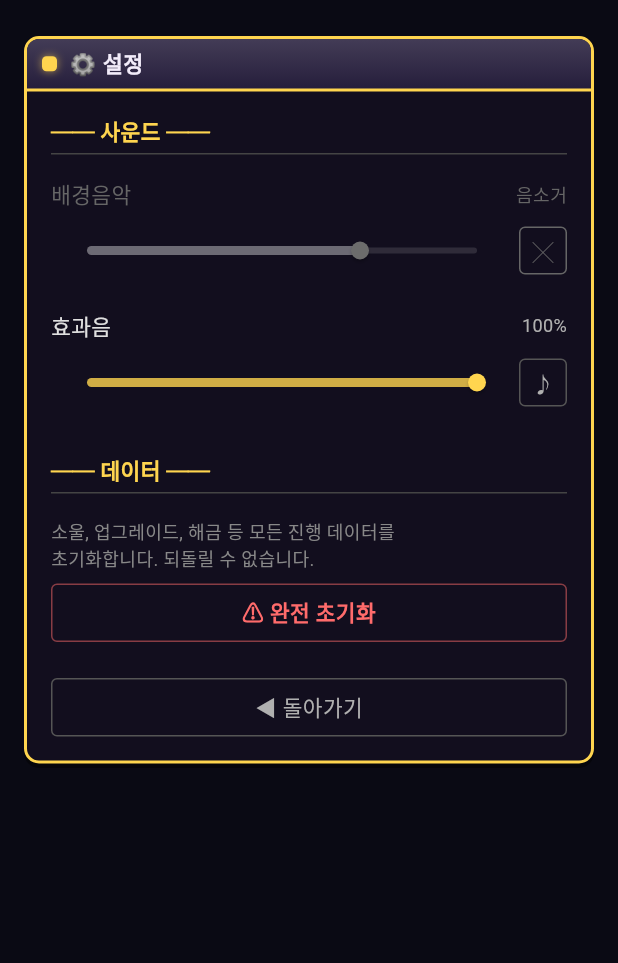
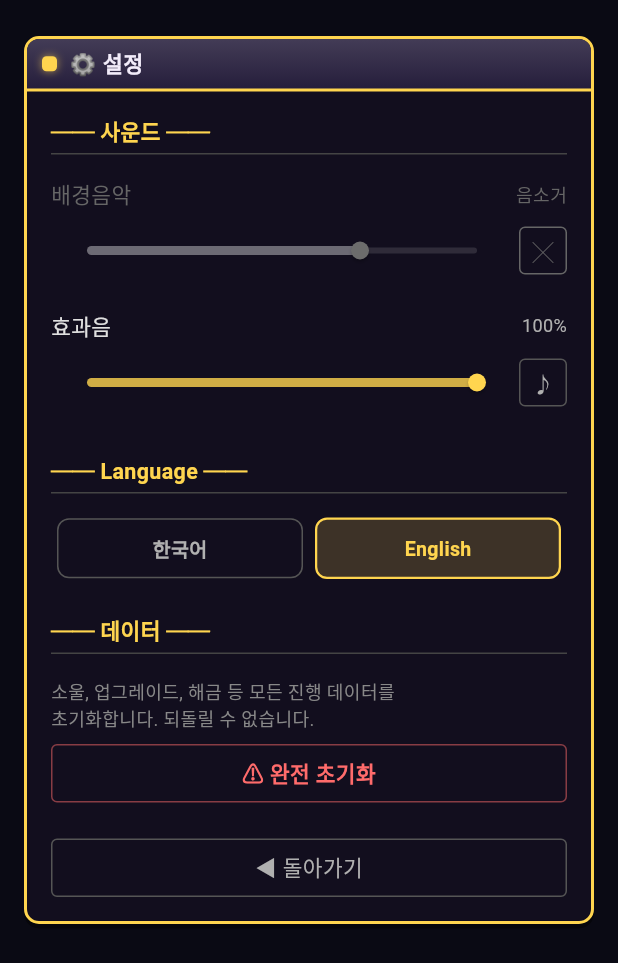
Before and after one commit to dongmin1213/beastbound, a Flutter app: the SettingsScreen screen opened by its route, after a tap on an icon or button, on a phone screen of 412 x 824 dp. Shown: the top 963 px of the screen. Run offline on Flutter 3.47's test engine with Material 3 defaults, Android fonts, the phone set to English and light mode, and no system bars; our stand-ins replace equatable, flutter_animate, flutter_bloc, flutter_svg, go_router, logger and 1 more; missing offline and left inert: encrypt, flame, flutter_soloud; accounts and stored records are empty; Roboto replaces fonts that are missing (Galmuri11).

Commit message:
i18n 기반 구축: 다국어(한/영) + 언어 전환 + 하드코딩 방지 규약
Flutter 표준 gen-l10n 기반 다국어 아키텍처:
- flutter_localizations + intl + generate:true, l10n.yaml
- lib/l10n/app_ko.arb(템플릿) + app_en.arb → AppLocalizations 생성
- LocaleController(ValueNotifier, SharedPreferences 영속) — ko/en/시스템
- MaterialApp: locale + supportedLocales + localizationsDelegates 배선(main에서 init)
- 설정 화면에 언어 토글(한국어/English) 추가
- 타이틀 화면을 l10n으로 마이그레이션(패턴 시연): 태그라인+메뉴 4개
- 라이브 검증: 설정 English → 타이틀 New Game/Continue/Bestiary/Settings 실시간 전환 OK

규약: 신규 UI 문자열은 하드코딩 금지, ARB 키 + AppLocalizations.of(context) 사용.
남은 것: 기존 게임 콘텐츠(카드/몬스터/서사) 대량 문자열의 점진적 마이그레이션.

테스트 2299 통과 / 기존 4(신규 0).

````diff
--- /dev/null
+++ b/l10n.yaml
@@ -0,0 +1,5 @@
+arb-dir: lib/l10n
+template-arb-file: app_ko.arb
+output-localization-file: app_localizations.dart
+output-class: AppLocalizations
+nullable-getter: false
--- /dev/null
+++ b/lib/core/config/locale_controller.dart
@@ -0,0 +1,38 @@
+import 'dart:ui';
+
+import 'package:flutter/foundation.dart';
+import 'package:shared_preferences/shared_preferences.dart';
+
+/// 앱 언어(로케일) 컨트롤러 — SharedPreferences 영속.
+///
+/// 지원 언어: 한국어(ko), 영어(en). null 저장 시 시스템 로케일 따름.
+/// MaterialApp.locale에 [locale]을 연결하고, [setLocale]로 전환한다.
+class LocaleController extends ValueNotifier<Locale?> {
+  LocaleController._(super.value);
+
+  static const _key = 'app_locale';
+  static const supported = <Locale>[Locale('ko'), Locale('en')];
+
+  static LocaleController? _instance;
+  static LocaleController get instance =>
+      _instance ??= LocaleController._(null);
+
+  /// 앱 시작 시 저장된 언어를 로드.
+  static Future<void> init(SharedPreferences prefs) async {
+    final code = prefs.getString(_key);
+    instance.value =
+        (code == 'ko' || code == 'en') ? Locale(code!) : null; // null=시스템
+  }
+
+  /// 언어 전환 + 영속. null → 시스템 언어 따름.
+  Future<void> setLocale(Locale? locale) async {
+    if (value == locale) return;
+    value = locale;
+    final prefs = await SharedPreferences.getInstance();
+    if (locale == null) {
+      await prefs.remove(_key);
+    } else {
+      await prefs.setString(_key, locale.languageCode);
+    }
+  }
+}
--- /dev/null
+++ b/lib/l10n/app_en.arb
@@ -0,0 +1,14 @@
+{
+  "@@locale": "en",
+  "appTagline": "The foes you fight become your deck",
+  "menuNewGame": "New Game",
+  "menuContinue": "Continue",
+  "menuBestiary": "Bestiary",
+  "menuSettings": "Settings",
+  "commonConfirm": "OK",
+  "commonBack": "Back",
+  "commonClose": "Close",
+  "settingsLanguage": "Language",
+  "languageKorean": "한국어",
+  "languageEnglish": "English"
+}
--- /dev/null
+++ b/lib/l10n/app_ko.arb
@@ -0,0 +1,25 @@
+{
+  "@@locale": "ko",
+  "appTagline": "싸운 적이 곧 나의 덱이 된다",
+  "@appTagline": { "description": "타이틀 화면 태그라인" },
+  "menuNewGame": "새 게임",
+  "@menuNewGame": { "description": "타이틀 메뉴 - 새 게임" },
+  "menuContinue": "이어하기",
+  "@menuContinue": { "description": "타이틀 메뉴 - 이어하기" },
+  "menuBestiary": "도감",
+  "@menuBestiary": { "description": "타이틀 메뉴 - 도감" },
+  "menuSettings": "설정",
+  "@menuSettings": { "description": "타이틀 메뉴 - 설정" },
+  "commonConfirm": "확인",
+  "@commonConfirm": { "description": "공통 - 확인" },
+  "commonBack": "뒤로",
+  "@commonBack": { "description": "공통 - 뒤로" },
+  "commonClose": "닫기",
+  "@commonClose": { "description": "공통 - 닫기" },
+  "settingsLanguage": "언어",
+  "@settingsLanguage": { "description": "설정 - 언어" },
+  "languageKorean": "한국어",
+  "@languageKorean": { "description": "언어 이름 - 한국어" },
+  "languageEnglish": "English",
+  "@languageEnglish": { "description": "언어 이름 - 영어" }
+}
--- /dev/null
+++ b/lib/l10n/app_localizations.dart
@@ -0,0 +1,200 @@
+import 'dart:async';
+
+import 'package:flutter/foundation.dart';
+import 'package:flutter/widgets.dart';
+import 'package:flutter_localizations/flutter_localizations.dart';
+import 'package:intl/intl.dart' as intl;
+
+import 'app_localizations_en.dart';
+import 'app_localizations_ko.dart';
+
+// ignore_for_file: type=lint
+
+/// Callers can lookup localized strings with an instance of AppLocalizations
+/// returned by `AppLocalizations.of(context)`.
+///
+/// Applications need to include `AppLocalizations.delegate()` in their app's
+/// `localizationDelegates` list, and the locales they support in the app's
+/// `supportedLocales` list. For example:
+///
+/// ```dart
+/// import 'l10n/app_localizations.dart';
+///
+/// return MaterialApp(
+///   localizationsDelegates: AppLocalizations.localizationsDelegates,
+///   supportedLocales: AppLocalizations.supportedLocales,
+///   home: MyApplicationHome(),
+/// );
+/// ```
+///
+/// ## Update pubspec.yaml
+///
+/// Please make sure to update your pubspec.yaml to include the following
+/// packages:
+///
+/// ```yaml
+/// dependencies:
+///   # Internationalization support.
+///   flutter_localizations:
+///     sdk: flutter
+///   intl: any # Use the pinned version from flutter_localizations
+///
+///   # Rest of dependencies
+/// ```
+///
+/// ## iOS Applications
+///
+/// iOS applications define key application metadata, including supported
+/// locales, in an Info.plist file that is built into the application bundle.
+/// To configure the locales supported by your app, you’ll need to edit this
+/// file.
+///
+/// First, open your project’s ios/Runner.xcworkspace Xcode workspace file.
+/// Then, in the Project Navigator, open the Info.plist file under the Runner
+/// project’s Runner folder.
+///
+/// Next, select the Information Property List item, select Add Item from the
+/// Editor menu, then select Localizations from the pop-up menu.
+///
+/// Select and expand the newly-created Localizations item then, for each
+/// locale your application supports, add a new item and select the locale
+/// you wish to add from the pop-up menu in the Value field. This list should
+/// be consistent with the languages listed in the AppLocalizations.supportedLocales
+/// property.
+abstract class AppLocalizations {
+  AppLocalizations(String locale)
+    : localeName = intl.Intl.canonicalizedLocale(locale.toString());
+
+  final String localeName;
+
+  static AppLocalizations of(BuildContext context) {
+    return Localizations.of<AppLocalizations>(context, AppLocalizations)!;
+  }
+
+  static const LocalizationsDelegate<AppLocalizations> delegate =
+      _AppLocalizationsDelegate();
+
+  /// A list of this localizations delegate along with the default localizations
+  /// delegates.
+  ///
+  /// Returns a list of localizations delegates containing this delegate along with
+  /// GlobalMaterialLocalizations.delegate, GlobalCupertinoLocalizations.delegate,
+  /// and GlobalWidgetsLocalizations.delegate.
+  ///
+  /// Additional delegates can be added by appending to this list in
+  /// MaterialApp. This list does not have to be used at all if a custom list
+  /// of delegates is preferred or required.
+  static const List<LocalizationsDelegate<dynamic>> localizationsDelegates =
+      <LocalizationsDelegate<dynamic>>[
+        delegate,
+        GlobalMaterialLocalizations.delegate,
+        GlobalCupertinoLocalizations.delegate,
+        GlobalWidgetsLocalizations.delegate,
+      ];
+
+  /// A list of this localizations delegate's supported locales.
+  static const List<Locale> supportedLocales = <Locale>[
+    Locale('en'),
+    Locale('ko'),
+  ];
+
+  /// 타이틀 화면 태그라인
+  ///
+  /// In ko, this message translates to:
+  /// **'싸운 적이 곧 나의 덱이 된다'**
+  String get appTagline;
+
+  /// 타이틀 메뉴 - 새 게임
+  ///
+  /// In ko, this message translates to:
+  /// **'새 게임'**
+  String get menuNewGame;
+
+  /// 타이틀 메뉴 - 이어하기
+  ///
+  /// In ko, this message translates to:
+  /// **'이어하기'**
+  String get menuContinue;
+
+  /// 타이틀 메뉴 - 도감
+  ///
+  /// In ko, this message translates to:
+  /// **'도감'**
+  String get menuBestiary;
+
+  /// 타이틀 메뉴 - 설정
+  ///
+  /// In ko, this message translates to:
+  /// **'설정'**
+  String get menuSettings;
+
+  /// 공통 - 확인
+  ///
+  /// In ko, this message translates to:
+  /// **'확인'**
+  String get commonConfirm;
+
+  /// 공통 - 뒤로
+  ///
+  /// In ko, this message translates to:
+  /// **'뒤로'**
+  String get commonBack;
+
+  /// 공통 - 닫기
+  ///
+  /// In ko, this message translates to:
+  /// **'닫기'**
+  String get commonClose;
+
+  /// 설정 - 언어
+  ///
+  /// In ko, this message translates to:
+  /// **'언어'**
+  String get settingsLanguage;
+
+  /// 언어 이름 - 한국어
+  ///
+  /// In ko, this message translates to:
+  /// **'한국어'**
+  String get languageKorean;
+
+  /// 언어 이름 - 영어
+  ///
+  /// In ko, this message translates to:
+  /// **'English'**
+  String get languageEnglish;
+}
+
+class _AppLocalizationsDelegate
+    extends LocalizationsDelegate<AppLocalizations> {
+  const _AppLocalizationsDelegate();
+
+  @override
+  Future<AppLocalizations> load(Locale locale) {
+    return SynchronousFuture<AppLocalizations>(lookupAppLocalizations(locale));
+  }
+
+  @override
+  bool isSupported(Locale locale) =>
+      <String>['en', 'ko'].contains(locale.languageCode);
+
+  @override
+  bool shouldReload(_AppLocalizationsDelegate old) => false;
+}
+
+AppLocalizations lookupAppLocalizations(Locale locale) {
+  // Lookup logic when only language code is specified.
+  switch (locale.languageCode) {
+    case 'en':
+      return AppLocalizationsEn();
+    case 'ko':
+      return AppLocalizationsKo();
+  }
+
+  throw FlutterError(
+    'AppLocalizations.delegate failed to load unsupported locale "$locale". This is likely '
+    'an issue with the localizations generation tool. Please file an issue '
+    'on GitHub with a reproducible sample app and the gen-l10n configuration '
+    'that was used.',
+  );
+}
--- a/lib/main.dart
+++ b/lib/main.dart
@@ -1,5 +1,6 @@
 import 'package:flutter/material.dart';
 import 'package:soul_dungeon/core/config/tamed_monster_store.dart';
+import 'package:soul_dungeon/core/config/locale_controller.dart';
 import 'package:flutter/services.dart';
 import 'package:shared_preferences/shared_preferences.dart';
 import 'package:soul_dungeon/app.dart';
@@ -27,6 +28,7 @@ Future<void> main() async {
   final prefs = await SharedPreferences.getInstance();
   GameHintManager.init(prefs);
   TamedMonsterStore.init(prefs);
+  await LocaleController.init(prefs);
   final saveManager = SaveManager(
     SharedPrefsSaveStorage(prefs),
     cardResolver: CardPool.findById,
--- a/lib/presentation/screens/settings/settings_screen.dart
+++ b/lib/presentation/screens/settings/settings_screen.dart
@@ -1,4 +1,6 @@
 import 'package:flutter/material.dart';
+import 'package:soul_dungeon/l10n/app_localizations.dart';
+import 'package:soul_dungeon/core/config/locale_controller.dart';
 import 'package:flutter_bloc/flutter_bloc.dart';
 import 'package:shared_preferences/shared_preferences.dart';
 import 'package:soul_dungeon/audio/bloc/audio_bloc.dart';
@@ -99,6 +101,11 @@ class SettingsScreen extends StatelessWidget {
                                 audioBloc.add(const ToggleSfxMute()),
                           ),
                           const SizedBox(height: 24),
+                          _buildSectionHeader(
+                              context, AppLocalizations.of(context).settingsLanguage),
+                          const SizedBox(height: 16),
+                          _buildLanguageToggle(context),
+                          const SizedBox(height: 24),
                           _buildSectionHeader(context, '데이터'),
                           const SizedBox(height: 16),
                           _buildResetButton(context),
@@ -139,6 +146,50 @@ class SettingsScreen extends StatelessWidget {
           ),
         ),
       ),
+    );
+  }
+
+  Widget _buildLanguageToggle(BuildContext context) {
+    final l10n = AppLocalizations.of(context);
+    final active = Localizations.localeOf(context).languageCode;
+
+    Widget btn(String label, Locale locale) {
+      final selected = active == locale.languageCode;
+      return Expanded(
+        child: GestureDetector(
+          onTap: () => LocaleController.instance.setLocale(locale),
+          child: Container(
+            padding: const EdgeInsets.symmetric(vertical: 10),
+            margin: const EdgeInsets.symmetric(horizontal: 4),
+            decoration: BoxDecoration(
+              color: selected
+                  ? AppTheme.titleGold.withValues(alpha: 0.18)
+                  : null,
+              border: Border.all(
+                color: selected ? AppTheme.titleGold : const Color(0xFF555555),
+                width: selected ? 1.5 : 1,
+              ),
+              borderRadius: BorderRadius.circular(8),
+            ),
+            alignment: Alignment.center,
+            child: Text(
+              label,
+              style: TextStyle(
+                color: selected ? AppTheme.titleGold : const Color(0xFFB0B0B0),
+                fontSize: 13,
+                fontWeight: FontWeight.bold,
+              ),
+            ),
+          ),
+        ),
+      );
+    }
+
+    return Row(
+      children: [
+        btn(l10n.languageKorean, const Locale('ko')),
+        btn(l10n.languageEnglish, const Locale('en')),
+      ],
     );
   }
 
--- a/lib/presentation/screens/title/title_screen.dart
+++ b/lib/presentation/screens/title/title_screen.dart
@@ -4,6 +4,7 @@ import 'dart:math';
 import 'package:flutter/material.dart';
 import 'package:flutter_animate/flutter_animate.dart';
 import 'package:soul_dungeon/core/app_branding.dart';
+import 'package:soul_dungeon/l10n/app_localizations.dart';
 import 'package:soul_dungeon/core/models/game_enums.dart';
 import 'package:soul_dungeon/presentation/theme/app_theme.dart';
 import 'package:soul_dungeon/presentation/theme/floor_theme_visuals.dart';
@@ -140,6 +141,7 @@ class _TitleScreenState extends State<TitleScreen>
 
   @override
   Widget build(BuildContext context) {
+    final l10n = AppLocalizations.of(context);
     return Scaffold(
       backgroundColor: AppTheme.screenBackground,
       body: SafeArea(
@@ -162,13 +164,13 @@ class _TitleScreenState extends State<TitleScreen>
                     const SizedBox(height: 12),
 
                     // 부제
-                    _buildSubtitle(),
+                    _buildSubtitle(l10n),
                     const SizedBox(height: 48),
 
                     // 메뉴
                     _buildMenuItem(
                       context: context,
-                      text: '새 게임',
+                      text: l10n.menuNewGame,
                       opacity: _menuNewGameOpacity,
                       enabled: true,
                       onTap: widget.onNewGame,
@@ -176,7 +178,7 @@ class _TitleScreenState extends State<TitleScreen>
                     const SizedBox(height: 16),
                     _buildMenuItem(
                       context: context,
-                      text: '이어하기',
+                      text: l10n.menuContinue,
                       opacity: _menuContinueOpacity,
                       enabled: widget.hasSaveData,
                       onTap: widget.hasSaveData ? widget.onContinue : null,
@@ -184,7 +186,7 @@ class _TitleScreenState extends State<TitleScreen>
                     const SizedBox(height: 16),
                     _buildMenuItem(
                       context: context,
-                      text: '도감',
+                      text: l10n.menuBestiary,
                       opacity: _menuSoulShopOpacity,
                       enabled: widget.onSoulShop != null,
                       onTap: widget.onSoulShop,
@@ -192,7 +194,7 @@ class _TitleScreenState extends State<TitleScreen>
                     const SizedBox(height: 16),
                     _buildMenuItem(
                       context: context,
-                      text: '설정',
+                      text: l10n.menuSettings,
                       opacity: _menuSettingsOpacity,
                       enabled: widget.onSettings != null,
                       onTap: widget.onSettings,
@@ -290,13 +292,13 @@ class _TitleScreenState extends State<TitleScreen>
     return titleWidget;
   }
 
-  Widget _buildSubtitle() {
+  Widget _buildSubtitle(AppLocalizations l10n) {
     return AnimatedOpacity(
       opacity: _subtitleOpacity,
       duration: const Duration(milliseconds: 600),
-      child: const Text(
-        AppBranding.tagline,
-        style: TextStyle(
+      child: Text(
+        l10n.appTagline,
+        style: const TextStyle(
           fontSize: 14,
           color: AppTheme.titleSubtext,
           letterSpacing: 1,
--- a/pubspec.yaml
+++ b/pubspec.yaml
@@ -30,6 +30,9 @@ environment:
 dependencies:
   flutter:
     sdk: flutter
+  flutter_localizations:
+    sdk: flutter
+  intl: any
 
   equatable: ^2.0.7
   flutter_bloc: ^9.1.1
@@ -68,6 +71,9 @@ flutter:
   # included with your application, so that you can use the icons in
   # the material Icons class.
   uses-material-design: true
+
+  # i18n(다국어) 코드 생성 — l10n.yaml + lib/l10n/*.arb → AppLocalizations.
+  generate: true
 
   assets:
     - assets/config/
````
Also changed, not shown: lib/app.dart (+9 -1 lines), lib/l10n/app_localizations_en.dart (added, +43 -0 lines), lib/l10n/app_localizations_ko.dart (added, +43 -0 lines), pubspec.lock.
